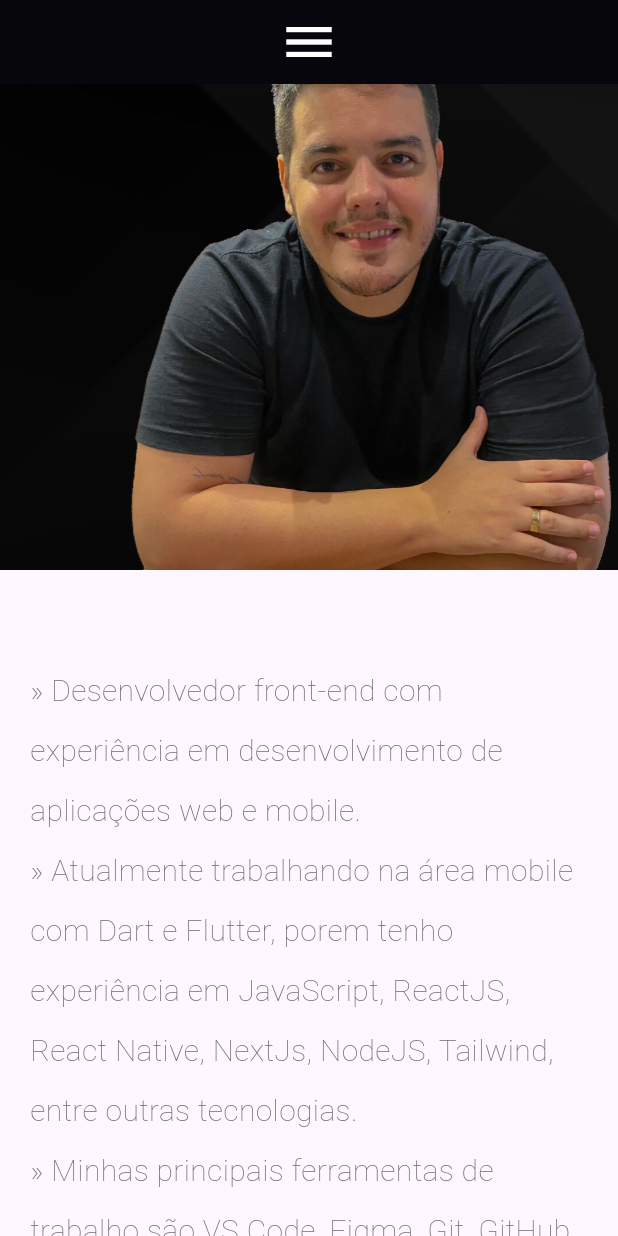
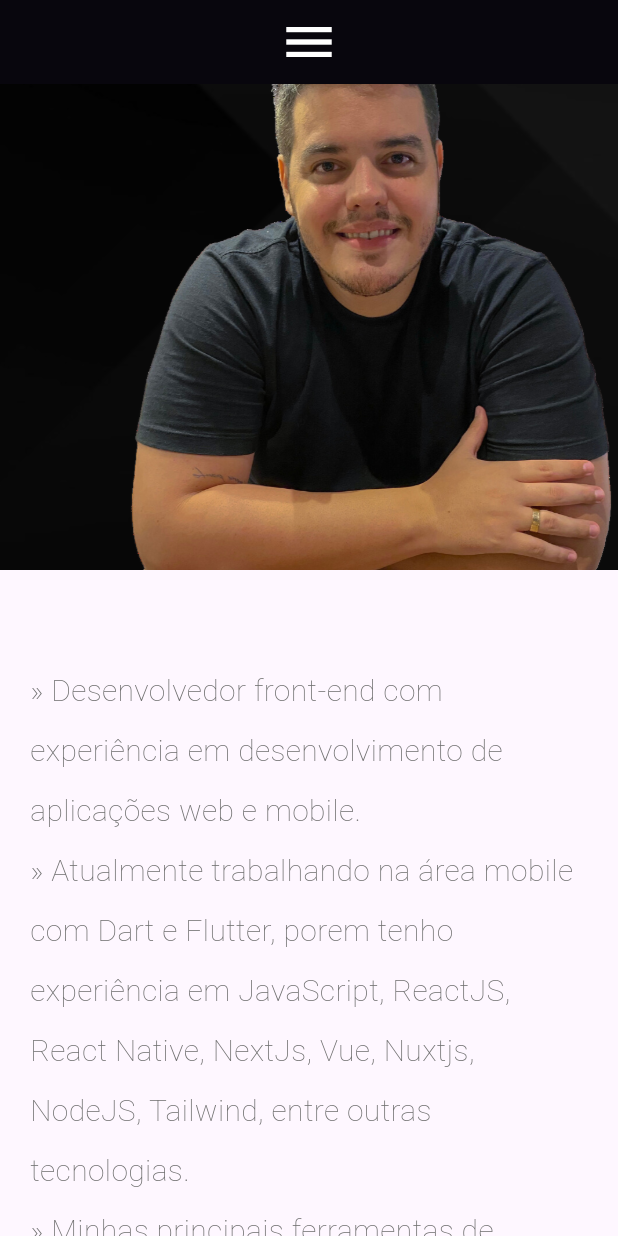
Before and after one commit to jeffersonkako/site_pessoal, a Flutter app: the screen it shows after launch, scrolled down 576 dp, on a phone screen of 412 x 824 dp. Run offline on Flutter 3.47's test engine with Material 3 defaults, Android fonts, the phone set to English and light mode, and no system bars; missing offline and left inert: dart:html.

Commit message:
Update technologies in AboutSection text

```diff
--- a/lib/sections/about/about_section.dart
+++ b/lib/sections/about/about_section.dart
@@ -28,7 +28,7 @@ class AboutSection extends StatelessWidget {
                   const Expanded(
                     child: AboutSectionText(
                       text:
-                          "» Desenvolvedor front-end com experiência em desenvolvimento de aplicações web e mobile.\n» Atualmente trabalhando na área mobile com Dart e Flutter, porem tenho experiência em JavaScript, ReactJS, React Native, NextJs, NodeJS, Tailwind, entre outras tecnologias. \n» Minhas principais ferramentas de trabalho são VS Code, Figma, Git, GitHub e Docker. \n» Tenho experiência em GitFlow e em metodologias ágeis, como Scrum e Kanban. \n» Sou apaixonado por tecnologia e estou sempre buscando aprimorar meus conhecimentos.",
+                          "» Desenvolvedor front-end com experiência em desenvolvimento de aplicações web e mobile.\n» Atualmente trabalhando na área mobile com Dart e Flutter, porem tenho experiência em JavaScript, ReactJS, React Native, NextJs, Vue, Nuxtjs, NodeJS, Tailwind, entre outras tecnologias. \n» Minhas principais ferramentas de trabalho são VS Code, Figma, Git, GitHub e Docker. \n» Tenho experiência em GitFlow e em metodologias ágeis, como Scrum e Kanban. \n» Sou apaixonado por tecnologia e estou sempre buscando aprimorar meus conhecimentos.",
                     ),
                   ),
                 ],
```
